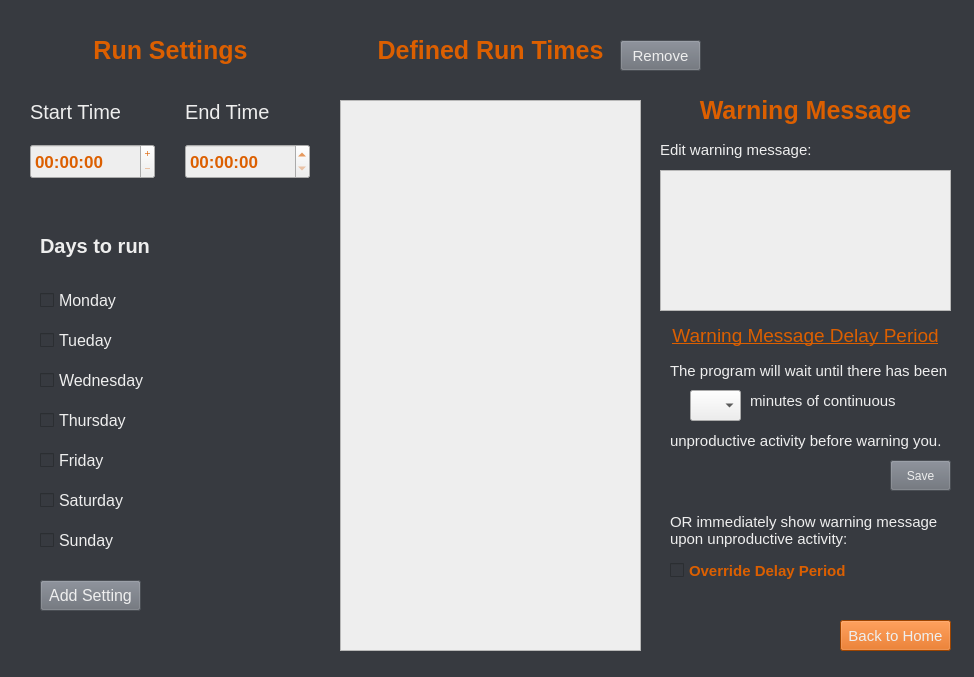
Old version of the form Settings.ui in the repository CurioScrounge/Productive_App.
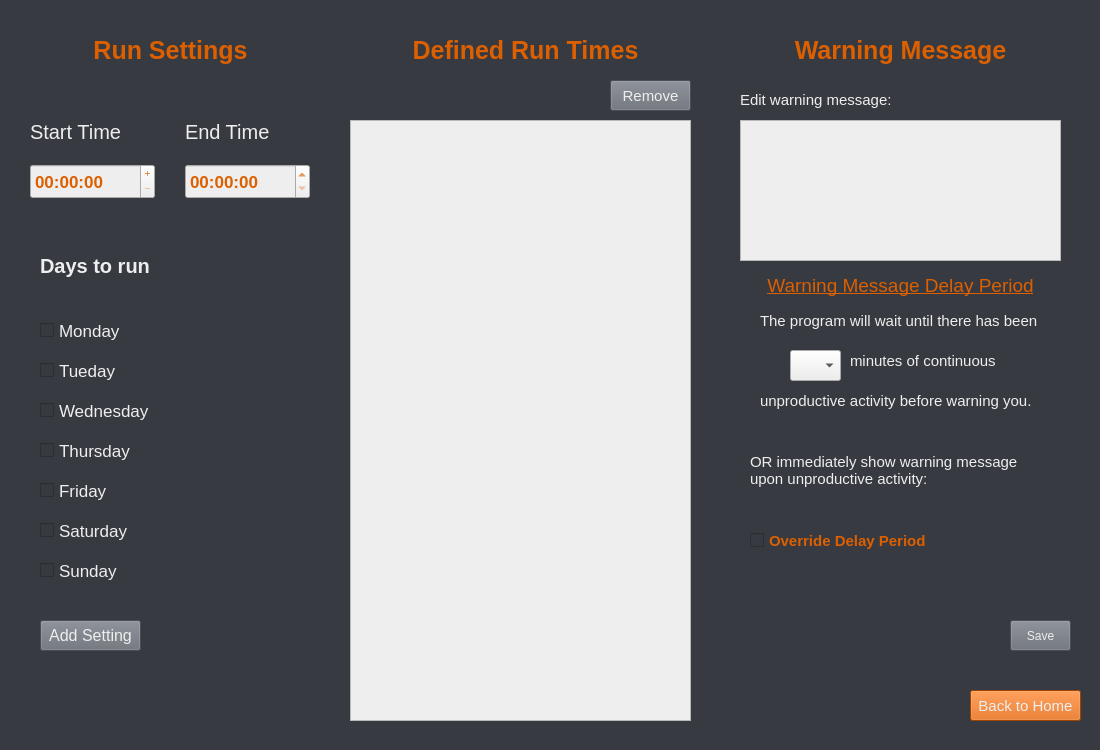
New version of the form.

Diff of the .ui file:
```diff
--- a/Settings.ui
+++ b/Settings.ui
@@ -6,10 +6,16 @@
    <rect>
     <x>0</x>
     <y>0</y>
-    <width>974</width>
-    <height>677</height>
+    <width>1100</width>
+    <height>750</height>
    </rect>
   </property>
+  <property name="sizePolicy">
+   <sizepolicy hsizetype="Fixed" vsizetype="Fixed">
+    <horstretch>0</horstretch>
+    <verstretch>0</verstretch>
+   </sizepolicy>
+  </property>
   <property name="font">
    <font>
     <family>Segoe UI</family>
@@ -33,10 +39,10 @@
    <widget class="QListWidget" name="ExistingRunTimes">
     <property name="geometry">
      <rect>
-      <x>340</x>
-      <y>100</y>
-      <width>301</width>
-      <height>551</height>
+      <x>350</x>
+      <y>120</y>
+      <width>341</width>
+      <height>601</height>
      </rect>
     </property>
     <property name="font">
@@ -108,7 +114,7 @@
      <property name="geometry">
       <rect>
        <x>20</x>
-       <y>90</y>
+       <y>110</y>
        <width>291</width>
        <height>127</height>
       </rect>
@@ -238,7 +244,7 @@
      <property name="geometry">
       <rect>
        <x>30</x>
-       <y>220</y>
+       <y>240</y>
        <width>181</width>
        <height>31</height>
       </rect>
@@ -264,7 +270,7 @@
      <property name="geometry">
       <rect>
        <x>30</x>
-       <y>280</y>
+       <y>310</y>
        <width>121</width>
        <height>21</height>
       </rect>
@@ -272,7 +278,7 @@
      <property name="font">
       <font>
        <family>Segoe UI</family>
-       <pointsize>12</pointsize>
+       <pointsize>13</pointsize>
       </font>
      </property>
      <property name="styleSheet">
@@ -289,7 +295,7 @@
      <property name="geometry">
       <rect>
        <x>30</x>
-       <y>320</y>
+       <y>350</y>
        <width>121</width>
        <height>21</height>
       </rect>
@@ -297,7 +303,7 @@
      <property name="font">
       <font>
        <family>Segoe UI</family>
-       <pointsize>12</pointsize>
+       <pointsize>13</pointsize>
       </font>
      </property>
      <property name="styleSheet">
@@ -314,7 +320,7 @@
      <property name="geometry">
       <rect>
        <x>30</x>
-       <y>360</y>
+       <y>390</y>
        <width>121</width>
        <height>21</height>
       </rect>
@@ -322,7 +328,7 @@
      <property name="font">
       <font>
        <family>Segoe UI</family>
-       <pointsize>12</pointsize>
+       <pointsize>13</pointsize>
       </font>
      </property>
      <property name="styleSheet">
@@ -339,7 +345,7 @@
      <property name="geometry">
       <rect>
        <x>30</x>
-       <y>400</y>
+       <y>430</y>
        <width>121</width>
        <height>21</height>
       </rect>
@@ -347,7 +353,7 @@
      <property name="font">
       <font>
        <family>Segoe UI</family>
-       <pointsize>12</pointsize>
+       <pointsize>13</pointsize>
       </font>
      </property>
      <property name="styleSheet">
@@ -364,7 +370,7 @@
      <property name="geometry">
       <rect>
        <x>30</x>
-       <y>440</y>
+       <y>470</y>
        <width>121</width>
        <height>21</height>
       </rect>
@@ -372,7 +378,7 @@
      <property name="font">
       <font>
        <family>Segoe UI</family>
-       <pointsize>12</pointsize>
+       <pointsize>13</pointsize>
       </font>
      </property>
      <property name="styleSheet">
@@ -389,7 +395,7 @@
      <property name="geometry">
       <rect>
        <x>30</x>
-       <y>480</y>
+       <y>510</y>
        <width>121</width>
        <height>21</height>
       </rect>
@@ -397,7 +403,7 @@
      <property name="font">
       <font>
        <family>Segoe UI</family>
-       <pointsize>12</pointsize>
+       <pointsize>13</pointsize>
       </font>
      </property>
      <property name="styleSheet">
@@ -414,7 +420,7 @@
      <property name="geometry">
       <rect>
        <x>30</x>
-       <y>520</y>
+       <y>550</y>
        <width>121</width>
        <height>21</height>
       </rect>
@@ -422,7 +428,7 @@
      <property name="font">
       <font>
        <family>Segoe UI</family>
-       <pointsize>12</pointsize>
+       <pointsize>13</pointsize>
       </font>
      </property>
      <property name="styleSheet">
@@ -439,7 +445,7 @@
      <property name="geometry">
       <rect>
        <x>30</x>
-       <y>570</y>
+       <y>610</y>
        <width>101</width>
        <height>31</height>
       </rect>
@@ -467,8 +473,8 @@
    <widget class="QPushButton" name="RemoveTiming">
     <property name="geometry">
      <rect>
-      <x>620</x>
-      <y>40</y>
+      <x>610</x>
+      <y>80</y>
       <width>81</width>
       <height>31</height>
      </rect>
@@ -493,9 +499,9 @@
    <widget class="QLabel" name="label_5">
     <property name="geometry">
      <rect>
-      <x>340</x>
+      <x>370</x>
       <y>30</y>
-      <width>301</width>
+      <width>311</width>
       <height>41</height>
      </rect>
     </property>
@@ -522,10 +528,10 @@
    <widget class="QGroupBox" name="groupBox_2">
     <property name="geometry">
      <rect>
-      <x>650</x>
-      <y>80</y>
-      <width>311</width>
-      <height>571</height>
+      <x>730</x>
+      <y>30</y>
+      <width>341</width>
+      <height>621</height>
      </rect>
     </property>
     <property name="styleSheet">
@@ -541,7 +547,7 @@
       <rect>
        <x>10</x>
        <y>240</y>
-       <width>291</width>
+       <width>321</width>
        <height>31</height>
       </rect>
      </property>
@@ -572,8 +578,8 @@
     <widget class="QComboBox" name="Delay">
      <property name="geometry">
       <rect>
-       <x>40</x>
-       <y>310</y>
+       <x>60</x>
+       <y>320</y>
        <width>51</width>
        <height>31</height>
       </rect>
@@ -595,7 +601,7 @@
     <widget class="QLabel" name="label_7">
      <property name="geometry">
       <rect>
-       <x>20</x>
+       <x>30</x>
        <y>280</y>
        <width>281</width>
        <height>21</height>
@@ -622,8 +628,8 @@
     <widget class="QLabel" name="label_8">
      <property name="geometry">
       <rect>
-       <x>100</x>
-       <y>310</y>
+       <x>120</x>
+       <y>320</y>
        <width>161</width>
        <height>21</height>
       </rect>
@@ -649,8 +655,8 @@
     <widget class="QLabel" name="label_9">
      <property name="geometry">
       <rect>
-       <x>20</x>
-       <y>350</y>
+       <x>30</x>
+       <y>360</y>
        <width>281</width>
        <height>21</height>
       </rect>
@@ -673,64 +679,11 @@
       <bool>true</bool>
      </property>
     </widget>
-    <widget class="QPushButton" name="BackHome">
-     <property name="geometry">
-      <rect>
-       <x>190</x>
-       <y>540</y>
-       <width>111</width>
-       <height>31</height>
-      </rect>
-     </property>
-     <property name="font">
-      <font>
-       <family>Segoe UI</family>
-       <pointsize>11</pointsize>
-      </font>
-     </property>
-     <property name="styleSheet">
-      <string notr="true">QPushButton{
-	color: rgb(238, 238, 238);
-
-	
-	background-color: rgb(220, 95, 0);
-}</string>
-     </property>
-     <property name="text">
-      <string>Back to Home</string>
-     </property>
-    </widget>
-    <widget class="QPushButton" name="Save">
-     <property name="geometry">
-      <rect>
-       <x>240</x>
-       <y>380</y>
-       <width>61</width>
-       <height>31</height>
-      </rect>
-     </property>
-     <property name="font">
-      <font>
-       <family>Segoe UI</family>
-       <pointsize>9</pointsize>
-      </font>
-     </property>
-     <property name="styleSheet">
-      <string notr="true">QPushButton{
-	color: rgb(238, 238, 238);
-
-	background-color: rgb(104, 109, 118);
-}</string>
-     </property>
-     <property name="text">
-      <string>Save</string>
-     </property>
-    </widget>
     <widget class="QCheckBox" name="OverrideDelay">
      <property name="geometry">
       <rect>
        <x>20</x>
-       <y>470</y>
+       <y>490</y>
        <width>231</width>
        <height>41</height>
       </rect>
@@ -757,7 +710,7 @@
      <property name="geometry">
       <rect>
        <x>20</x>
-       <y>430</y>
+       <y>420</y>
        <width>281</width>
        <height>41</height>
       </rect>
@@ -783,9 +736,9 @@
     <widget class="QLabel" name="label_11">
      <property name="geometry">
       <rect>
-       <x>20</x>
-       <y>10</y>
-       <width>271</width>
+       <x>-10</x>
+       <y>0</y>
+       <width>361</width>
        <height>41</height>
       </rect>
      </property>
@@ -817,7 +770,7 @@
       <rect>
        <x>10</x>
        <y>90</y>
-       <width>291</width>
+       <width>321</width>
        <height>141</height>
       </rect>
      </property>
@@ -867,6 +820,59 @@
       <string>Edit warning message:</string>
      </property>
     </widget>
+    <widget class="QPushButton" name="Save">
+     <property name="geometry">
+      <rect>
+       <x>280</x>
+       <y>590</y>
+       <width>61</width>
+       <height>31</height>
+      </rect>
+     </property>
+     <property name="font">
+      <font>
+       <family>Segoe UI</family>
+       <pointsize>9</pointsize>
+      </font>
+     </property>
+     <property name="styleSheet">
+      <string notr="true">QPushButton{
+	color: rgb(238, 238, 238);
+
+	background-color: rgb(104, 109, 118);
+}</string>
+     </property>
+     <property name="text">
+      <string>Save</string>
+     </property>
+    </widget>
+   </widget>
+   <widget class="QPushButton" name="BackHome">
+    <property name="geometry">
+     <rect>
+      <x>970</x>
+      <y>690</y>
+      <width>111</width>
+      <height>31</height>
+     </rect>
+    </property>
+    <property name="font">
+     <font>
+      <family>Segoe UI</family>
+      <pointsize>11</pointsize>
+     </font>
+    </property>
+    <property name="styleSheet">
+     <string notr="true">QPushButton{
+	color: rgb(238, 238, 238);
+
+	
+	background-color: rgb(220, 95, 0);
+}</string>
+    </property>
+    <property name="text">
+     <string>Back to Home</string>
+    </property>
    </widget>
    <zorder>groupBox_2</zorder>
    <zorder>groupBox</zorder>
```
Left out of the diff: 1 changed line with no effect on the pictures.
